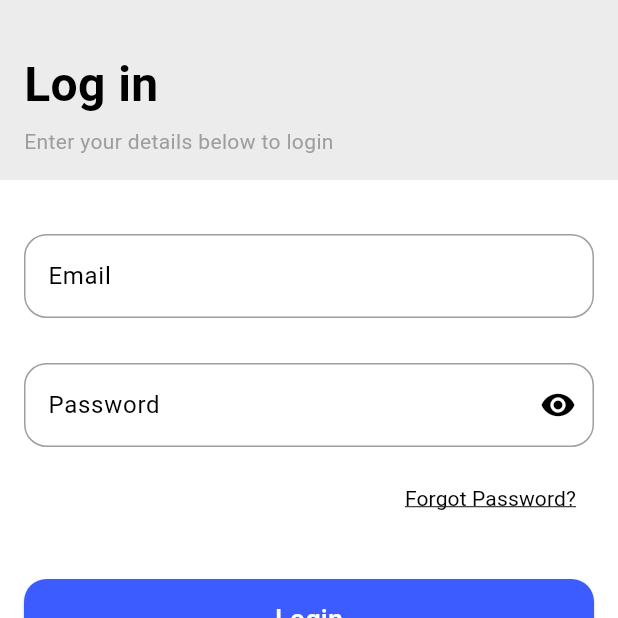
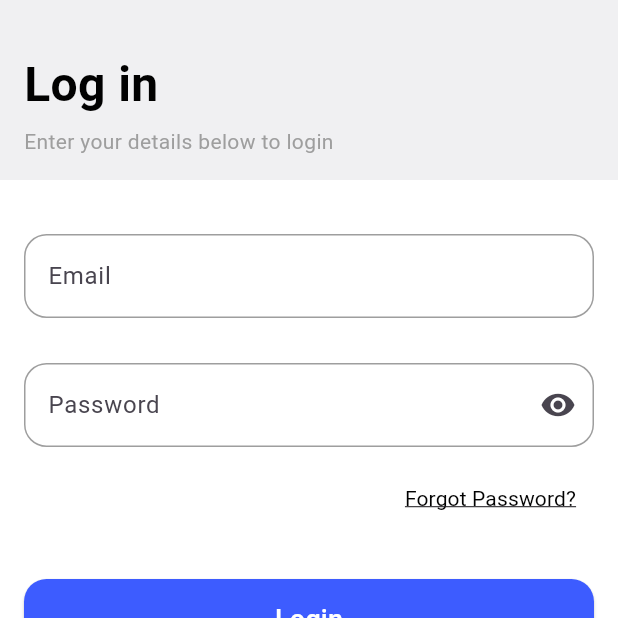
Before and after one commit to SemajCode/skill_harvest, a Flutter app: the Onboarding screen opened directly, after a tap on "Log in", on a phone screen of 412 x 824 dp, the top half of it. Run offline on Flutter 3.47's test engine with Material 3 defaults, Android fonts, the phone set to English and light mode, and no system bars; our stand-ins replace flutter_svg, gap.

Commit message:
Changes added

```diff
--- a/lib/Theme/pallete.dart
+++ b/lib/Theme/pallete.dart
@@ -6,36 +6,23 @@ class Pallete {
   static const blackColor = Color.fromRGBO(1, 1, 1, 1);
   static const blueColor = Color.fromRGBO(61, 92, 255, 1);
   static const greyText = Colors.grey;
-
-  // 133,133,151
+  static const lAccentColor = Color.fromARGB(255, 87, 87, 87);
+  static const dAccentColor = Color.fromARGB(255, 147, 147, 148);
+  static const dSecondaryBackgroundColor = Color.fromARGB(255, 37, 37, 37);
 
   static var lightThemeMode = ThemeData.light().copyWith(
+    useMaterial3: true,
     scaffoldBackgroundColor: whiteColor,
     primaryColor: blueColor,
     appBarTheme: const AppBarTheme(
-      backgroundColor: whiteColor,
+      backgroundColor: offWhiteColor,
       foregroundColor: blackColor,
       elevation: 0,
     ),
-    // elevatedButtonTheme: ElevatedButtonThemeData(
-    //   style: ElevatedButton.styleFrom(
-    //     backgroundColor: blueColor,
-    //     foregroundColor: whiteColor,
-    //     shape: RoundedRectangleBorder(
-    //       borderRadius: BorderRadius.circular(14),
-    //     ),
-    //   ),
-    // ),
-    // outlinedButtonTheme: OutlinedButtonThemeData(
-    //   style: OutlinedButton.styleFrom(
-    //     backgroundColor: whiteColor,
-    //     shape: RoundedRectangleBorder(
-    //       borderRadius: BorderRadius.circular(14),
-    //       side: const BorderSide(
-    //         color: blueColor,
-    //       ),
-    //     ),
-    //   ),
-    // ),
+  );
+  static var darkThemeMode = ThemeData.dark().copyWith(
+    useMaterial3: true,
+    scaffoldBackgroundColor: blackColor,
+    primaryColor: blueColor,
   );
 }
--- a/lib/core/common/components.dart
+++ b/lib/core/common/components.dart
@@ -36,20 +36,30 @@ class BottomActionWidget extends StatelessWidget {
   final String option;
   final VoidCallback? onPressed;
 
-  const BottomActionWidget(
-      {super.key, required this.title, required this.option, this.onPressed});
+  const BottomActionWidget({
+    super.key,
+    required this.title,
+    required this.option,
+    this.onPressed,
+  });
 
   @override
   Widget build(BuildContext context) {
-    return Text.rich(TextSpan(text: title, children: [
+    return Text.rich(
       TextSpan(
-          text: option,
-          recognizer: TapGestureRecognizer()
-            ..onTap = () {
-              onPressed?.call();
-            },
-          style: const TextStyle(color: Pallete.blueColor))
-    ]));
+        text: title,
+        children: [
+          TextSpan(
+            text: option,
+            recognizer: TapGestureRecognizer()
+              ..onTap = () {
+                onPressed?.call();
+              },
+            style: const TextStyle(color: Pallete.blueColor),
+          )
+        ],
+      ),
+    );
   }
 }
 
@@ -109,7 +119,10 @@ class EnterDetailsText extends StatelessWidget {
     return const Text(
       'Enter your details below to login',
       style: TextStyle(
-          fontSize: 14, color: Pallete.greyText, fontWeight: FontWeight.normal),
+        fontSize: 14,
+        color: Pallete.greyText,
+        fontWeight: FontWeight.normal,
+      ),
     );
   }
 }
--- a/lib/core/common/signup_checkbox.dart
+++ b/lib/core/common/signup_checkbox.dart
@@ -15,12 +15,12 @@ class _SignUpCheckBoxState extends State<SignUpCheckBox> {
   @override
   Widget build(BuildContext context) {
     return Checkbox(
+      value: toggle,
       onChanged: (value) {
         setState(() {
           toggle = !toggle;
         });
       },
-      value: toggle,
       checkColor: Pallete.whiteColor,
       activeColor: Pallete.blueColor,
     );
--- a/lib/core/common/text_fields.dart
+++ b/lib/core/common/text_fields.dart
@@ -8,16 +8,11 @@ class EmailTextField extends StatelessWidget {
   Widget build(BuildContext context) {
     return TextFormField(
       keyboardType: TextInputType.emailAddress,
-      style: const TextStyle(color: Colors.black),
       decoration: InputDecoration(
           hintText: 'Enter your Email',
           label: const Text(
             'Email',
-            style: TextStyle(
-              color: Colors.black,
-            ),
           ),
-          hintStyle: TextStyle(color: Colors.grey[350]),
           border: OutlineInputBorder(
               borderSide: BorderSide(width: 1, color: Pallete.greyText[350]!),
               borderRadius: BorderRadius.circular(15)),
@@ -50,18 +45,18 @@ class _PasswordTextFieldState extends State<PasswordTextField> {
   Widget build(BuildContext context) {
     return TextFormField(
       keyboardType: TextInputType.number,
-      style: const TextStyle(color: Colors.black),
+      // style: const TextStyle(color: Colors.black),
       obscureText: toggled,
       decoration: InputDecoration(
           suffixIcon: IconButton(
             icon: toggled
                 ? const Icon(
                     Icons.visibility_off,
-                    color: Colors.black,
+                    // color: Colors.black,
                   )
                 : const Icon(
                     Icons.visibility,
-                    color: Colors.black,
+                    // color: Colors.black,
                   ),
             onPressed: () {
               setState(() {
@@ -72,11 +67,7 @@ class _PasswordTextFieldState extends State<PasswordTextField> {
           hintText: 'Enter your Password',
           label: const Text(
             'Password',
-            style: TextStyle(
-              color: Pallete.blackColor,
-            ),
           ),
-          hintStyle: const TextStyle(color: Pallete.greyText),
           border: OutlineInputBorder(
               borderSide: BorderSide(width: 1, color: Pallete.greyText[350]!),
               borderRadius: BorderRadius.circular(15)),
--- a/lib/features/auth/screens/login.dart
+++ b/lib/features/auth/screens/login.dart
@@ -13,7 +13,6 @@ class Login extends StatelessWidget {
   @override
   Widget build(BuildContext context) {
     return Scaffold(
-      backgroundColor: Colors.white,
       appBar: AppBar(
         toolbarHeight: 120,
         leadingWidth: double.infinity,
@@ -23,17 +22,18 @@ class Login extends StatelessWidget {
             crossAxisAlignment: CrossAxisAlignment.start,
             mainAxisAlignment: MainAxisAlignment.end,
             children: [
-              Text('Log in',
-                  style: TextStyle(
-                      fontSize: 32,
-                      color: Colors.black,
-                      fontWeight: FontWeight.bold)),
+              Text(
+                'Log in',
+                style: TextStyle(
+                  fontSize: 32,
+                  fontWeight: FontWeight.bold,
+                ),
+              ),
               Gap(5),
               EnterDetailsText(),
             ],
           ),
         ),
-        backgroundColor: Colors.grey.withOpacity(0.2),
       ),
       body: Padding(
         padding: const EdgeInsets.all(16),
--- a/lib/features/auth/screens/signup.dart
+++ b/lib/features/auth/screens/signup.dart
@@ -27,7 +27,6 @@ class _SignupState extends State<Signup> {
   Widget build(BuildContext context) {
     return Scaffold(
       appBar: AppBar(
-        backgroundColor: Pallete.offWhiteColor,
         toolbarHeight: 140,
         leadingWidth: double.infinity,
         leading: const Padding(
@@ -39,9 +38,9 @@ class _SignupState extends State<Signup> {
               Text(
                 "Sign Up",
                 style: TextStyle(
-                    color: Pallete.blackColor,
-                    fontSize: 34,
-                    fontWeight: FontWeight.bold),
+                  fontSize: 34,
+                  fontWeight: FontWeight.bold,
+                ),
               ),
               Gap(12),
               Text(
--- a/lib/main.dart
+++ b/lib/main.dart
@@ -1,7 +1,8 @@
 import 'package:flutter/material.dart';
 import 'package:skillharvest/Theme/pallete.dart';
-// import 'package:skillharvest/features/auth/screens/phone_login.dart';
-import 'package:skillharvest/splash_screen.dart';
+import 'package:skillharvest/features/auth/screens/phone_login.dart';
+import 'package:skillharvest/features/auth/screens/signup.dart';
+// import 'package:skillharvest/splash_screen.dart';
 
 void main() {
   runApp(const MyApp());
@@ -16,7 +17,9 @@ class MyApp extends StatelessWidget {
       debugShowCheckedModeBanner: false,
       title: 'SkillHarvest',
       theme: Pallete.lightThemeMode,
-      home: const SplashScreen(),
+      darkTheme: Pallete.darkThemeMode,
+      themeMode: ThemeMode.light,
+      home: const Signup(),
     );
   }
 }
```
